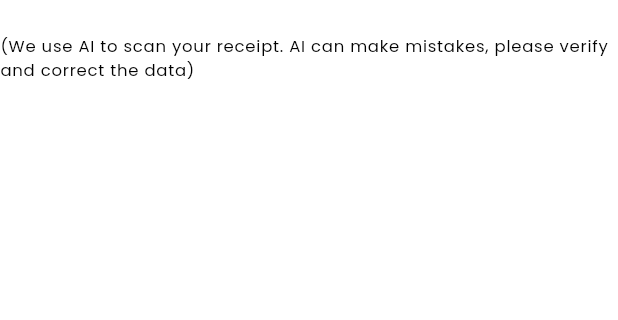
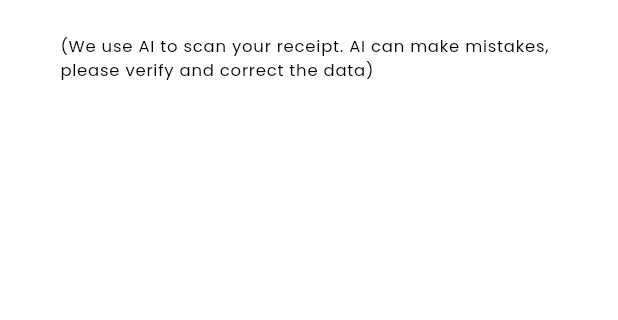
Before and after one commit to Eko-Web3Hub/recipeAi, a Flutter app: the ReceiptTicketScanResultScreen screen opened directly with empty values, on a phone screen of 412 x 824 dp, the part 52-372 px from its top. Run offline on Flutter 3.47's test engine with Material 3 defaults, Android fonts, the phone set to English and light mode, and no system bars; our stand-ins replace animated_bottom_navigation_bar, cloud_firestore, dio, equatable, file_picker, firebase_auth and 8 more; accounts and stored records are empty.

Commit message:
[FEAT] The scan work

```diff
--- a/lib/receipt_ticket_scan/presentation/receipt_ticket_scan_result_screen.dart
+++ b/lib/receipt_ticket_scan/presentation/receipt_ticket_scan_result_screen.dart
@@ -1,5 +1,6 @@
 import 'package:flutter/material.dart';
 import 'package:gap/gap.dart';
+import 'package:go_router/go_router.dart';
 import 'package:recipe_ai/kitchen/presentation/kitchen_inventory_screen.dart';
 import 'package:recipe_ai/receipe/domain/model/ingredient.dart';
 import 'package:recipe_ai/utils/app_text.dart';
@@ -16,17 +17,33 @@ class ReceiptTicketScanResultScreen extends StatelessWidget {
   Widget build(BuildContext context) {
     return SafeArea(
       child: Scaffold(
-        appBar: const KitchenInventoryAppBar(
+        appBar: KitchenInventoryAppBar(
           title: AppText.scanReceiptTicketAppbar,
+          arrowLeftOnPressed: () => context.pop(),
         ),
         body: Column(
           children: [
             const Gap(20.0),
-            Text(
-              AppText.scanAiReceiptDescription,
-              style: Theme.of(context).textTheme.labelSmall!.copyWith(
-                    color: Colors.black,
-                  ),
+            Center(
+              child: Padding(
+                padding: const EdgeInsets.symmetric(horizontal: 40),
+                child: Text(
+                  AppText.scanAiReceiptDescription,
+                  style: Theme.of(context).textTheme.labelSmall!.copyWith(
+                        color: Colors.black,
+                      ),
+                ),
+              ),
+            ),
+            const Gap(30.0),
+            Expanded(
+              child: ListView.builder(
+                padding: const EdgeInsets.symmetric(horizontal: 20),
+                itemBuilder: (context, index) {
+                  return IngredientItem(ingredient: ingredients[index]);
+                },
+                itemCount: ingredients.length,
+              ),
             ),
           ],
         ),
```
Also changed, not shown: lib/kitchen/presentation/kitchen_inventory_screen.dart (+6 -3 lines).
